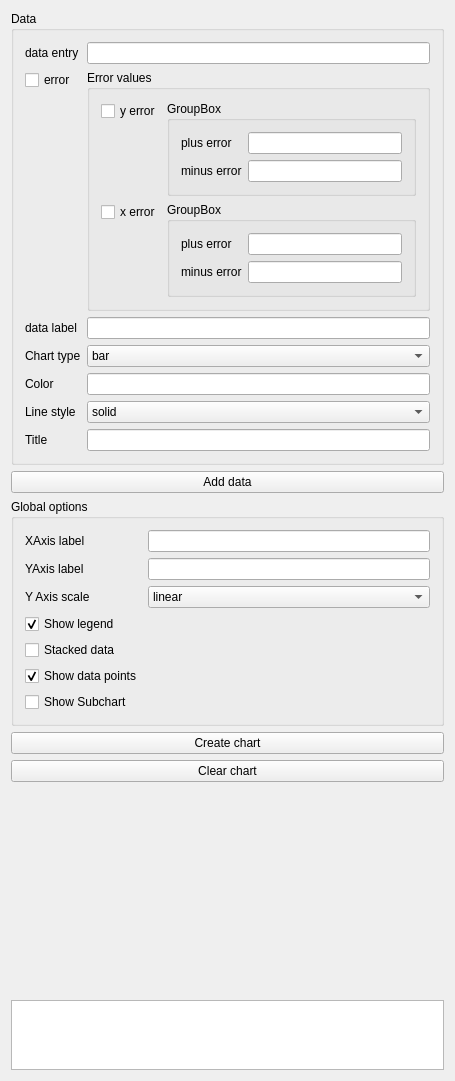
Before: the Qt Designer form Plugins/org.mitk.gui.qt.chartExample/src/internal/ChartExampleControls.ui in MITK/MITK, drawn with Qt 5.
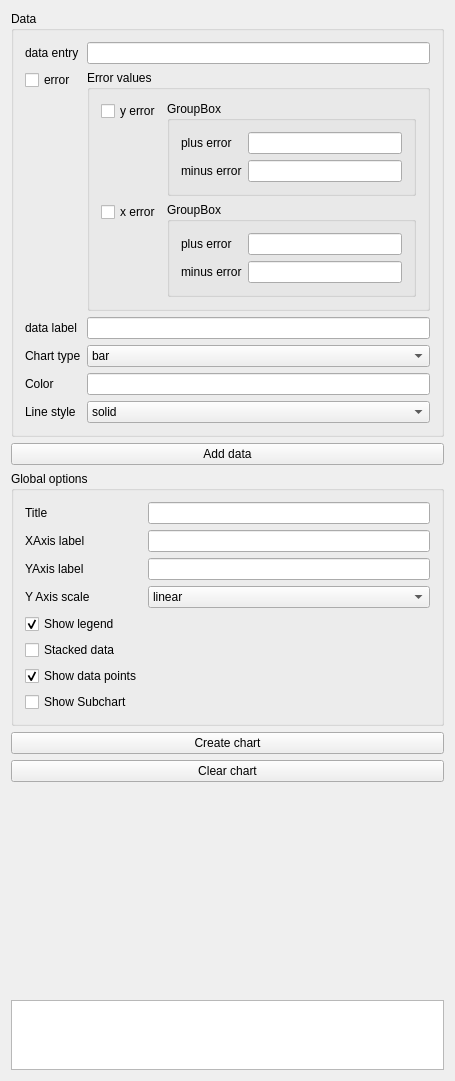
After: the same form once the commit is applied. Custom widgets are drawn as their Qt base class.

Commit message: added title to global options

```diff
--- a/Plugins/org.mitk.gui.qt.chartExample/src/internal/ChartExampleControls.ui
+++ b/Plugins/org.mitk.gui.qt.chartExample/src/internal/ChartExampleControls.ui
@@ -7,7 +7,7 @@
     <x>0</x>
     <y>0</y>
     <width>455</width>
-    <height>974</height>
+    <height>1000</height>
    </rect>
   </property>
   <property name="minimumSize">
@@ -294,16 +294,6 @@
           </item>
          </widget>
         </item>
-        <item row="6" column="0">
-         <widget class="QLabel" name="titleLabel">
-          <property name="text">
-           <string>Title</string>
-          </property>
-         </widget>
-        </item>
-        <item row="6" column="1">
-         <widget class="QLineEdit" name="title"/>
-        </item>
        </layout>
       </item>
      </layout>
@@ -330,34 +320,37 @@
      <layout class="QVBoxLayout" name="verticalLayout_3">
       <item>
        <layout class="QFormLayout" name="formLayout_2">
-        <item row="0" column="0">
+        <item row="0" column="1">
+         <widget class="QLineEdit" name="title"/>
+        </item>
+        <item row="1" column="0">
          <widget class="QLabel" name="label_3">
           <property name="text">
            <string>XAxis label</string>
           </property>
          </widget>
         </item>
-        <item row="0" column="1">
+        <item row="1" column="1">
          <widget class="QLineEdit" name="m_lineEditXAxisLabel"/>
         </item>
-        <item row="1" column="0">
+        <item row="2" column="0">
          <widget class="QLabel" name="label_4">
           <property name="text">
            <string>YAxis label</string>
           </property>
          </widget>
         </item>
-        <item row="1" column="1">
+        <item row="2" column="1">
          <widget class="QLineEdit" name="m_lineEditYAxisLabel"/>
         </item>
-        <item row="2" column="0">
+        <item row="3" column="0">
          <widget class="QLabel" name="label_9">
           <property name="text">
            <string>Y Axis scale</string>
           </property>
          </widget>
         </item>
-        <item row="2" column="1">
+        <item row="3" column="1">
          <widget class="QComboBox" name="m_comboBoxYAxisScale">
           <item>
            <property name="text">
@@ -371,7 +364,7 @@
           </item>
          </widget>
         </item>
-        <item row="3" column="0">
+        <item row="4" column="0">
          <widget class="QCheckBox" name="m_checkBoxShowLegend">
           <property name="text">
            <string>Show legend</string>
@@ -381,14 +374,14 @@
           </property>
          </widget>
         </item>
-        <item row="4" column="0">
+        <item row="5" column="0">
          <widget class="QCheckBox" name="m_checkBoxStackedData">
           <property name="text">
            <string>Stacked data</string>
           </property>
          </widget>
         </item>
-        <item row="5" column="0">
+        <item row="6" column="0">
          <widget class="QCheckBox" name="m_checkBoxShowDataPoints">
           <property name="text">
            <string>Show data points</string>
@@ -398,13 +391,20 @@
           </property>
          </widget>
         </item>
-        <item row="6" column="0">
+        <item row="7" column="0">
          <widget class="QCheckBox" name="m_checkBoxShowSubchart">
           <property name="text">
            <string>Show Subchart</string>
           </property>
          </widget>
         </item>
+        <item row="0" column="0">
+         <widget class="QLabel" name="titleLabel">
+          <property name="text">
+           <string>Title</string>
+          </property>
+         </widget>
+        </item>
        </layout>
       </item>
      </layout>
```
